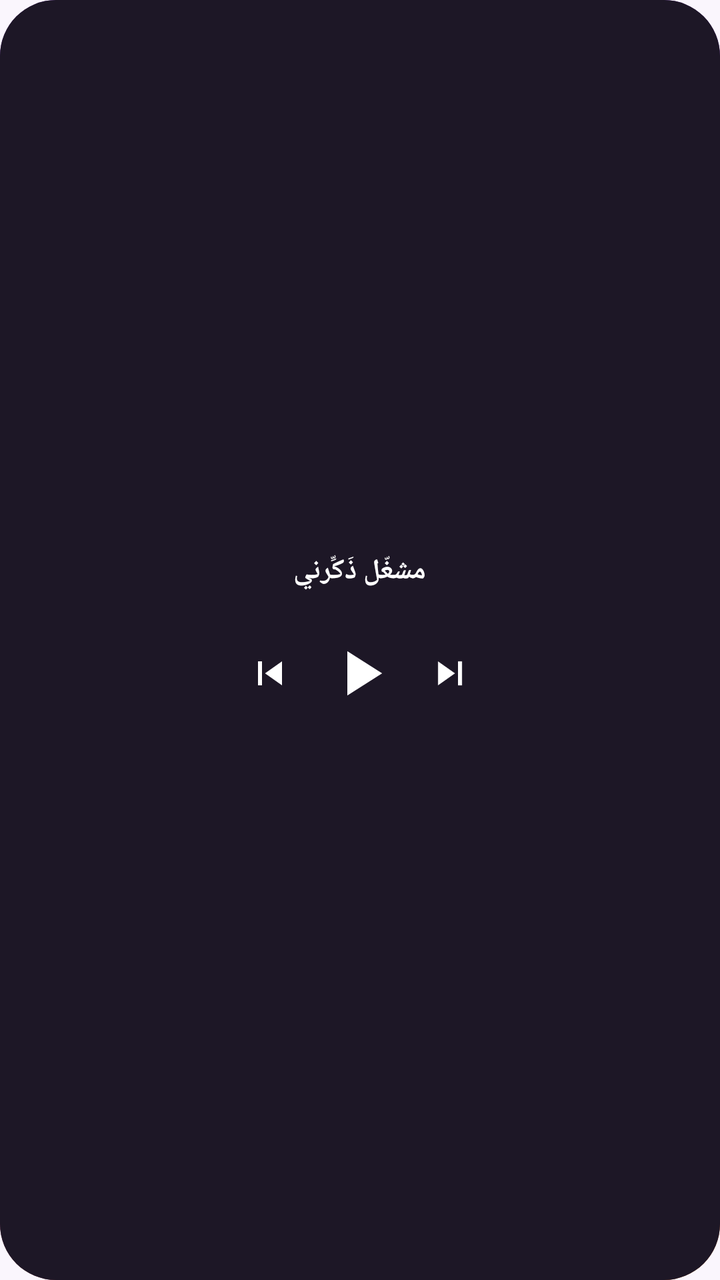
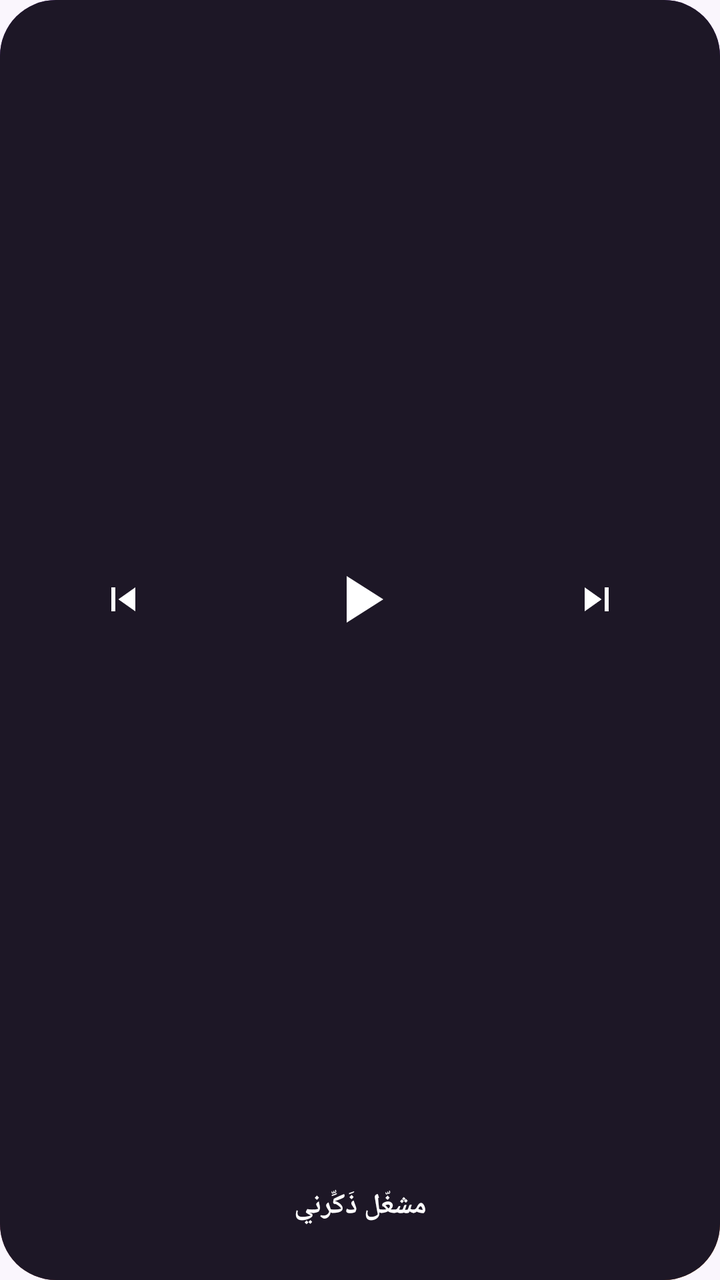

Before-and-after screenshots of an Android layout around one commit, followed by the original layout XML and the change that was made.
<!-- AndroidManifest.xml: application theme AppTheme -->
<!-- res/layout/widget_player_s.xml -->
<?xml version="1.0" encoding="utf-8"?>
<FrameLayout xmlns:android="http://schemas.android.com/apk/res/android" android:id="@+id/widget_root" android:layout_width="match_parent" android:layout_height="match_parent" android:layoutDirection="rtl">
    <ImageView android:id="@+id/wbg" android:layout_width="match_parent" android:layout_height="match_parent" android:scaleType="fitXY" android:src="@drawable/wbg_grad_2" android:contentDescription="@null" />
    <ImageView android:id="@+id/wscrim" android:layout_width="match_parent" android:layout_height="match_parent" android:scaleType="fitXY" android:src="@drawable/wbg_dark_2" android:contentDescription="@null" />
    <LinearLayout android:layout_width="match_parent" android:layout_height="match_parent" android:orientation="vertical" android:gravity="center" android:padding="10dp">
        <ImageView android:id="@+id/p_art" android:layout_width="0dp" android:layout_height="0dp" android:visibility="gone" android:contentDescription="@null" />
        <TextView android:id="@+id/p_title" android:layout_width="wrap_content" android:layout_height="wrap_content" android:text="مشغّل ذَكِّرني" android:textColor="#FFFFFF" android:textSize="14dp" android:maxLines="1" android:ellipsize="end" android:textStyle="bold" android:gravity="center"/>
        <TextView android:id="@+id/p_artist" android:layout_width="wrap_content" android:layout_height="wrap_content" android:text="" android:textColor="#E6D6F5" android:textSize="11dp" android:maxLines="1" android:ellipsize="end"  android:gravity="center"/>
        <TextView android:id="@+id/p_sleep" android:layout_width="wrap_content" android:layout_height="wrap_content" android:text="" android:textColor="#FFB066" android:textSize="11dp" android:maxLines="1" android:ellipsize="end"  android:visibility="gone"/>
        <LinearLayout android:layout_width="wrap_content" android:layout_height="wrap_content" android:orientation="horizontal" android:gravity="center_vertical" android:layoutDirection="ltr">
            <ImageView android:id="@+id/p_prev" android:layout_width="36dp" android:layout_height="36dp" android:padding="6dp" android:src="@drawable/ic_p_prev" android:contentDescription="p_prev" />
            <ImageView android:id="@+id/p_toggle" android:layout_width="54dp" android:layout_height="54dp" android:padding="8dp" android:src="@drawable/ic_p_play" android:contentDescription="p_toggle" />
            <ImageView android:id="@+id/p_next" android:layout_width="36dp" android:layout_height="36dp" android:padding="6dp" android:src="@drawable/ic_p_next" android:contentDescription="p_next" />
        </LinearLayout>
    </LinearLayout>
</FrameLayout>
<!-- resources referenced by this layout -->
<resources>
  <!-- drawable ic_p_next (drawable) -->
  <vector xmlns:android="http://schemas.android.com/apk/res/android" android:width="24dp" android:height="24dp" android:viewportWidth="24" android:viewportHeight="24">
      <path android:fillColor="#FFFFFFFF" android:pathData="M6,6l8.5,6L6,18zM16,6h2v12h-2z"/>
  </vector>
  <!-- drawable ic_p_play (drawable) -->
  <vector xmlns:android="http://schemas.android.com/apk/res/android" android:width="24dp" android:height="24dp" android:viewportWidth="24" android:viewportHeight="24">
      <path android:fillColor="#FFFFFFFF" android:pathData="M8,5v14l11,-7z"/>
  </vector>
  <!-- drawable ic_p_prev (drawable) -->
  <vector xmlns:android="http://schemas.android.com/apk/res/android" android:width="24dp" android:height="24dp" android:viewportWidth="24" android:viewportHeight="24">
      <path android:fillColor="#FFFFFFFF" android:pathData="M18,6l-8.5,6L18,18zM6,6h2v12H6z"/>
  </vector>
  <!-- drawable wbg_dark_2 (drawable) -->
  <?xml version="1.0" encoding="utf-8"?>
  <shape xmlns:android="http://schemas.android.com/apk/res/android" android:shape="rectangle">
      <solid android:color="#1D1726" />
      <corners android:radius="28dp" />
  </shape>
  <!-- drawable wbg_grad_2 (drawable) -->
  <?xml version="1.0" encoding="utf-8"?>
  <shape xmlns:android="http://schemas.android.com/apk/res/android" android:shape="rectangle">
      <gradient android:angle="315" android:startColor="#7137A8" android:centerColor="#5A2690" android:endColor="#B04E0A" />
      <corners android:radius="28dp" />
  </shape>
  <style name="AppTheme" parent="@android:style/Theme.Material.Light.NoActionBar">
          <item name="android:windowBackground">@color/bg</item>
          <item name="android:statusBarColor">@color/bg</item>
          <item name="android:navigationBarColor">@color/bg</item>
          <item name="android:colorAccent">@color/orange</item>
          <item name="android:colorPrimary">@color/purple</item>
      </style>
  <color name="bg">#FAF6FD</color>
  <color name="orange">#F28A32</color>
  <color name="purple">#7137A8</color>
</resources>

<!-- the commit's change to res/layout/widget_player_s.xml (unified diff, before → after) -->
@@ -2,15 +2,17 @@
 <FrameLayout xmlns:android="http://schemas.android.com/apk/res/android" android:id="@+id/widget_root" android:layout_width="match_parent" android:layout_height="match_parent" android:layoutDirection="rtl">
     <ImageView android:id="@+id/wbg" android:layout_width="match_parent" android:layout_height="match_parent" android:scaleType="fitXY" android:src="@drawable/wbg_grad_2" android:contentDescription="@null" />
     <ImageView android:id="@+id/wscrim" android:layout_width="match_parent" android:layout_height="match_parent" android:scaleType="fitXY" android:src="@drawable/wbg_dark_2" android:contentDescription="@null" />
-    <LinearLayout android:layout_width="match_parent" android:layout_height="match_parent" android:orientation="vertical" android:gravity="center" android:padding="10dp">
+    <LinearLayout android:layout_width="match_parent" android:layout_height="match_parent" android:orientation="vertical" android:gravity="center_horizontal" android:paddingStart="10dp" android:paddingEnd="10dp" android:paddingTop="6dp" android:paddingBottom="12dp">
         <ImageView android:id="@+id/p_art" android:layout_width="0dp" android:layout_height="0dp" android:visibility="gone" android:contentDescription="@null" />
-        <TextView android:id="@+id/p_title" android:layout_width="wrap_content" android:layout_height="wrap_content" android:text="مشغّل ذَكِّرني" android:textColor="#FFFFFF" android:textSize="14dp" android:maxLines="1" android:ellipsize="end" android:textStyle="bold" android:gravity="center"/>
-        <TextView android:id="@+id/p_artist" android:layout_width="wrap_content" android:layout_height="wrap_content" android:text="" android:textColor="#E6D6F5" android:textSize="11dp" android:maxLines="1" android:ellipsize="end"  android:gravity="center"/>
-        <TextView android:id="@+id/p_sleep" android:layout_width="wrap_content" android:layout_height="wrap_content" android:text="" android:textColor="#FFB066" android:textSize="11dp" android:maxLines="1" android:ellipsize="end"  android:visibility="gone"/>
-        <LinearLayout android:layout_width="wrap_content" android:layout_height="wrap_content" android:orientation="horizontal" android:gravity="center_vertical" android:layoutDirection="ltr">
-            <ImageView android:id="@+id/p_prev" android:layout_width="36dp" android:layout_height="36dp" android:padding="6dp" android:src="@drawable/ic_p_prev" android:contentDescription="p_prev" />
-            <ImageView android:id="@+id/p_toggle" android:layout_width="54dp" android:layout_height="54dp" android:padding="8dp" android:src="@drawable/ic_p_play" android:contentDescription="p_toggle" />
-            <ImageView android:id="@+id/p_next" android:layout_width="36dp" android:layout_height="36dp" android:padding="6dp" android:src="@drawable/ic_p_next" android:contentDescription="p_next" />
+        <View android:layout_width="1dp" android:layout_height="0dp" android:layout_weight="1" />
+        <LinearLayout android:layout_width="match_parent" android:layout_height="wrap_content" android:orientation="horizontal" android:gravity="center" android:layoutDirection="ltr">
+            <ImageView android:id="@+id/p_prev" android:layout_width="0dp" android:layout_height="38dp" android:layout_weight="1" android:padding="7dp" android:src="@drawable/ic_p_prev" android:scaleType="fitCenter" android:contentDescription="p_prev" />
+            <ImageView android:id="@+id/p_toggle" android:layout_width="0dp" android:layout_height="52dp" android:layout_weight="1.3" android:padding="6dp" android:src="@drawable/ic_p_play" android:scaleType="fitCenter" android:contentDescription="p_toggle" />
+            <ImageView android:id="@+id/p_next" android:layout_width="0dp" android:layout_height="38dp" android:layout_weight="1" android:padding="7dp" android:src="@drawable/ic_p_next" android:scaleType="fitCenter" android:contentDescription="p_next" />
         </LinearLayout>
+        <View android:layout_width="1dp" android:layout_height="0dp" android:layout_weight="1" />
+        <TextView android:id="@+id/p_title" android:layout_width="match_parent" android:layout_height="wrap_content" android:text="مشغّل ذَكِّرني" android:textColor="#FFFFFF" android:textSize="14dp" android:maxLines="1" android:ellipsize="end" android:textStyle="bold" android:gravity="center"/>
+        <TextView android:id="@+id/p_artist" android:layout_width="match_parent" android:layout_height="wrap_content" android:layout_marginTop="1dp" android:text="" android:textColor="#E6D6F5" android:textSize="11dp" android:maxLines="1" android:ellipsize="end" android:gravity="center"/>
+        <TextView android:id="@+id/p_sleep" android:layout_width="wrap_content" android:layout_height="wrap_content" android:text="" android:textColor="#FFB066" android:textSize="11dp" android:maxLines="1" android:visibility="gone"/>
     </LinearLayout>
 </FrameLayout>
